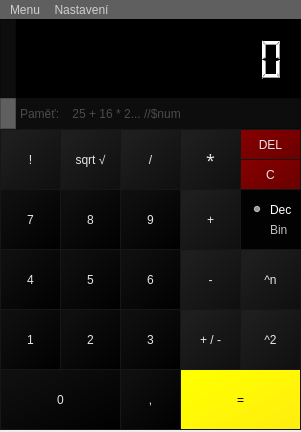
Before: the Qt Designer form mainwindow.ui in Lambdacorp/ivs-proj2, drawn with Qt 5.
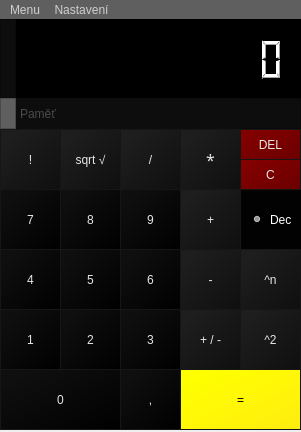
After: the same form once the commit is applied. Icons and pictures are not drawn.

```diff
--- a/mainwindow.ui
+++ b/mainwindow.ui
@@ -177,25 +177,6 @@
     <property name="frameShadow">
      <enum>QFrame::Raised</enum>
     </property>
-    <widget class="QRadioButton" name="radioButton_2">
-     <property name="enabled">
-      <bool>false</bool>
-     </property>
-     <property name="geometry">
-      <rect>
-       <x>250</x>
-       <y>90</y>
-       <width>41</width>
-       <height>21</height>
-      </rect>
-     </property>
-     <property name="styleSheet">
-      <string notr="true"/>
-     </property>
-     <property name="text">
-      <string>Bin</string>
-     </property>
-    </widget>
     <widget class="QPushButton" name="pushButton_delete">
      <property name="geometry">
       <rect>
@@ -813,7 +794,7 @@
      <property name="geometry">
       <rect>
        <x>250</x>
-       <y>70</y>
+       <y>80</y>
        <width>41</width>
        <height>21</height>
       </rect>
@@ -1461,7 +1442,7 @@
   font: 12pt &quot;Gill Sans MT&quot;;	</string>
      </property>
      <property name="text">
-      <string>Paměť:    25 + 16 * 2... //$num</string>
+      <string>Paměť</string>
      </property>
     </widget>
     <widget class="QFrame" name="frame_5">
```
Left out of the diff: 31 changed lines with no effect on the pictures.
